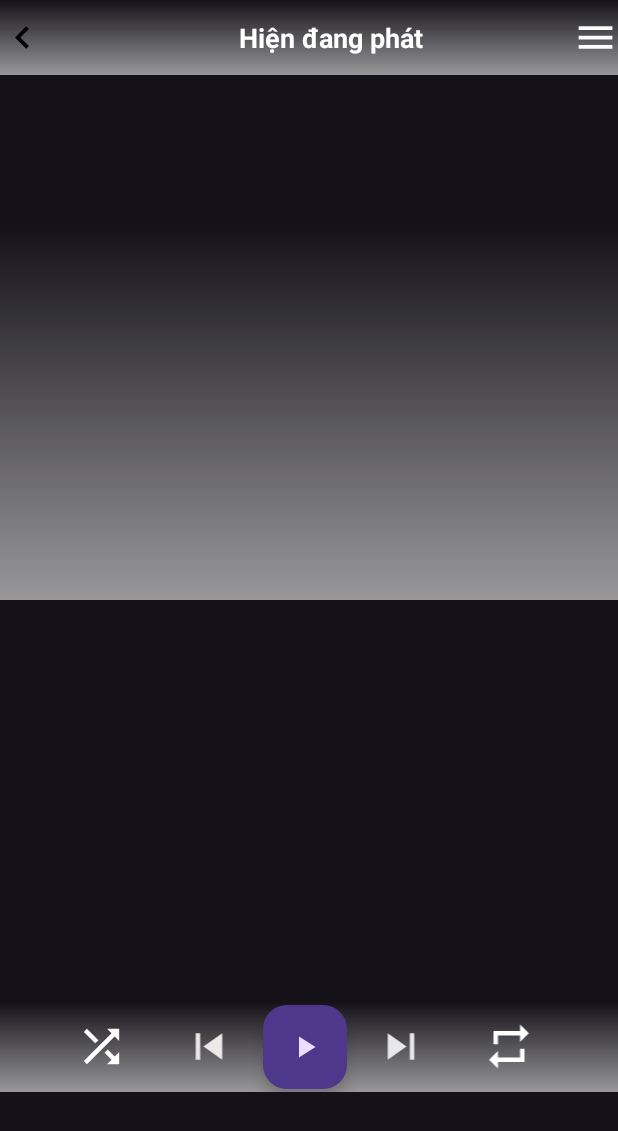
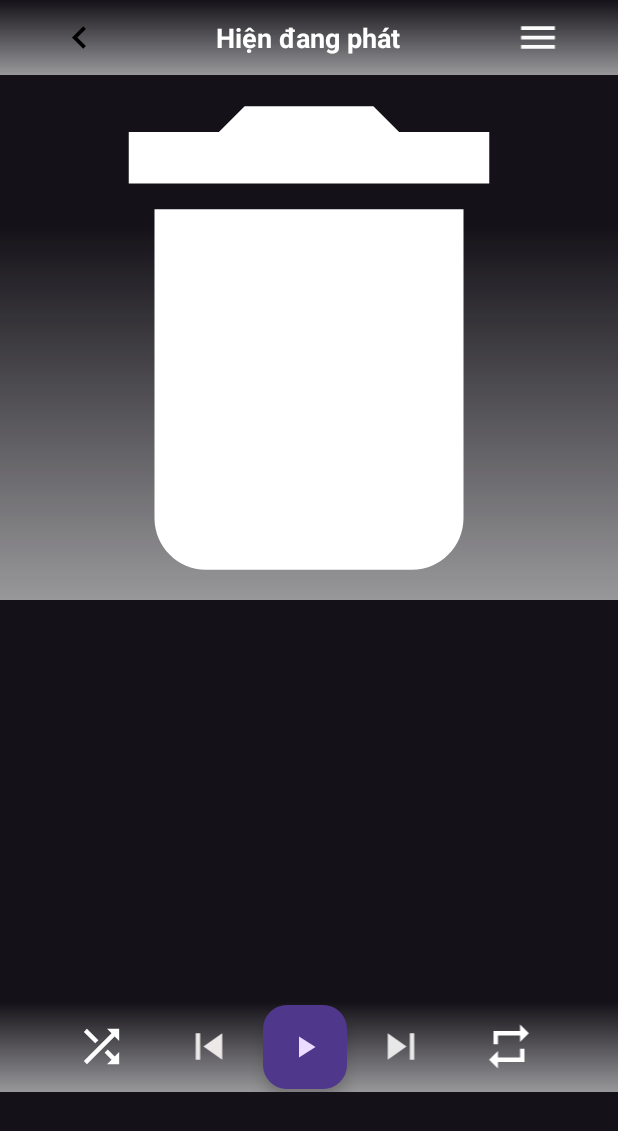
Before and after one commit to nupniichan/DoAnAndroid, an Android app: the MusicPlayer screen opened directly, with no data from a screen before it, on a phone screen of 412 x 824 dp. Shown: the top 1131 px of the screen. Run offline under Robolectric (Android 15) with nearby library versions, the phone set to English and light mode, and no system bars; 1 statement that could not run was skipped.

Commit message:
sửa lỗi và cập nhập giao diện

```diff
--- a/app/src/main/java/com/example/dean/MusicPlayer.java
+++ b/app/src/main/java/com/example/dean/MusicPlayer.java
@@ -7,12 +7,17 @@ import androidx.recyclerview.widget.RecyclerView;
 import android.content.Intent;
 import android.graphics.Bitmap;
 import android.graphics.BitmapFactory;
+import android.net.Uri;
 import android.os.Bundle;
 import android.util.Base64;
 import android.util.Log;
 import android.view.View;
 import android.widget.ImageView;
 import android.widget.TextView;
+
+import com.bumptech.glide.Glide;
+
+import java.io.File;
 
 public class MusicPlayer extends AppCompatActivity {
 
@@ -21,14 +26,34 @@ public class MusicPlayer extends AppCompatActivity {
         super.onCreate(savedInstanceState);
         setContentView(R.layout.activity_music_player);
         Intent intent = getIntent();
+
         ImageView albumArtImageView = findViewById(R.id.cover_art);
         TextView songName = findViewById(R.id.song_name);
         TextView artistName = findViewById(R.id.song_artist);
+
         String getMusicName = intent.getStringExtra("musicName");
         String getArtistName = intent.getStringExtra("artistName");
-        Bitmap receivedBitmap = SharedBitmapHolder.getInstance().getSharedBitmap();
+        String albumArtFilePath = intent.getStringExtra("albumArtFilePath");
+
+        // Sử dụng Glide để tải hình ảnh từ đường dẫn file
+        Glide.with(this)
+                .load(Uri.fromFile((new File(albumArtFilePath))))
+                .error(R.drawable.ic_launcher_background)
+                .into(albumArtImageView);
+
         songName.setText(getMusicName);
         artistName.setText(getArtistName);
-        albumArtImageView.setImageBitmap(receivedBitmap);
+
+        ImageView returnToMusicList = findViewById(R.id.back_btn);
+        returnToMusicList.setOnClickListener(new View.OnClickListener() {
+            @Override
+            public void onClick(View v) {
+                ReturnToMusicListPage();
+            }
+        });
+    }
+    private void ReturnToMusicListPage(){
+        Intent intent = new Intent(this, musicListPageActivity.class);
+        startActivity(intent);
     }
 }
--- a/app/src/main/java/com/example/dean/SharedBitmapHolder.java
+++ /dev/null
@@ -1,27 +0,0 @@
-package com.example.dean;
-
-import android.graphics.Bitmap;
-
-public class SharedBitmapHolder {
-    private static SharedBitmapHolder instance;
-    private Bitmap sharedBitmap;
-
-    private SharedBitmapHolder() {
-        // Private constructor to prevent instantiation
-    }
-
-    public static synchronized SharedBitmapHolder getInstance() {
-        if (instance == null) {
-            instance = new SharedBitmapHolder();
-        }
-        return instance;
-    }
-
-    public Bitmap getSharedBitmap() {
-        return sharedBitmap;
-    }
-
-    public void setSharedBitmap(Bitmap bitmap) {
-        sharedBitmap = bitmap;
-    }
-}
--- a/app/src/main/res/layout/activity_music_player.xml
+++ b/app/src/main/res/layout/activity_music_player.xml
@@ -5,29 +5,36 @@
     android:layout_width="match_parent"
     android:layout_height="match_parent"
     tools:context=".MusicPlayer">
+
+    <ScrollView
+        android:layout_width="match_parent"
+        android:layout_height="match_parent" >
+
         <LinearLayout
             android:layout_width="match_parent"
-        android:layout_height="match_parent"
+            android:layout_height="wrap_content"
             android:orientation="vertical">
 
-        <RelativeLayout
+            <LinearLayout
                 android:id="@+id/layout_top_btn"
                 android:layout_width="match_parent"
                 android:layout_height="50dp"
-            android:background="@drawable/gredient_bg">
+                android:background="@drawable/gredient_bg"
+                android:orientation="horizontal">
 
                 <ImageView
                     android:id="@+id/back_btn"
                     android:layout_width="30dp"
                     android:layout_height="30dp"
-                android:layout_centerVertical="true"
+                    android:layout_gravity="center_vertical"
+                    android:layout_weight="1"
                     android:src="@drawable/baseline_chevron_left" />
 
                 <TextView
-                android:layout_width="match_parent"
+                    android:layout_width="wrap_content"
                     android:layout_height="wrap_content"
-                android:layout_centerVertical="true"
-                android:layout_toEndOf="@+id/back_btn"
+                    android:layout_gravity="center"
+                    android:layout_weight="1"
                     android:background="@android:color/transparent"
                     android:gravity="center_horizontal"
                     android:text="Hiện đang phát"
@@ -39,11 +46,11 @@
                     android:id="@+id/menu_btn"
                     android:layout_width="30dp"
                     android:layout_height="30dp"
-                android:layout_alignParentEnd="true"
-                android:layout_centerVertical="true"
+                    android:layout_gravity="center_vertical"
+                    android:layout_weight="1"
                     android:src="@drawable/baseline_menu" />
 
-        </RelativeLayout>
+            </LinearLayout>
 
             <RelativeLayout
                 android:id="@+id/card"
@@ -74,7 +81,7 @@
                 <TextView
                     android:id="@+id/song_name"
                     android:layout_width="match_parent"
-                android:layout_height="wrap_content"
+                    android:layout_height="63dp"
                     android:layout_marginStart="32dp"
                     android:layout_marginTop="55dp"
                     android:layout_marginEnd="32dp"
@@ -83,13 +90,13 @@
                     android:singleLine="true"
                     android:text="Song Name"
                     android:textColor="@color/white"
-                android:textSize="20sp"
+                    android:textSize="34sp"
                     android:textStyle="bold" />
 
                 <TextView
                     android:id="@+id/song_artist"
                     android:layout_width="match_parent"
-                android:layout_height="wrap_content"
+                    android:layout_height="150dp"
                     android:layout_marginStart="32dp"
                     android:layout_marginEnd="32dp"
                     android:ellipsize="end"
@@ -153,5 +160,6 @@
 
             </LinearLayout>
         </LinearLayout>
+    </ScrollView>
 
 </androidx.constraintlayout.widget.ConstraintLayout>
```
Also changed, not shown: app/src/main/java/com/example/dean/MusicAdapter.java (+10 -4 lines), app/src/main/java/com/example/dean/musicListPageActivity.java (+34 -6 lines). Lines whose indentation alone changed are shown as unchanged.
